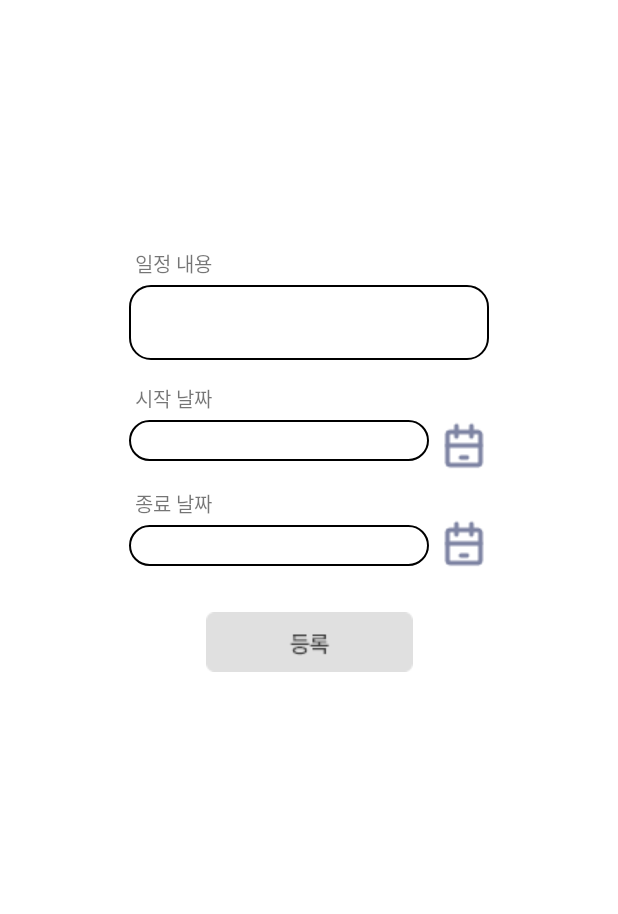
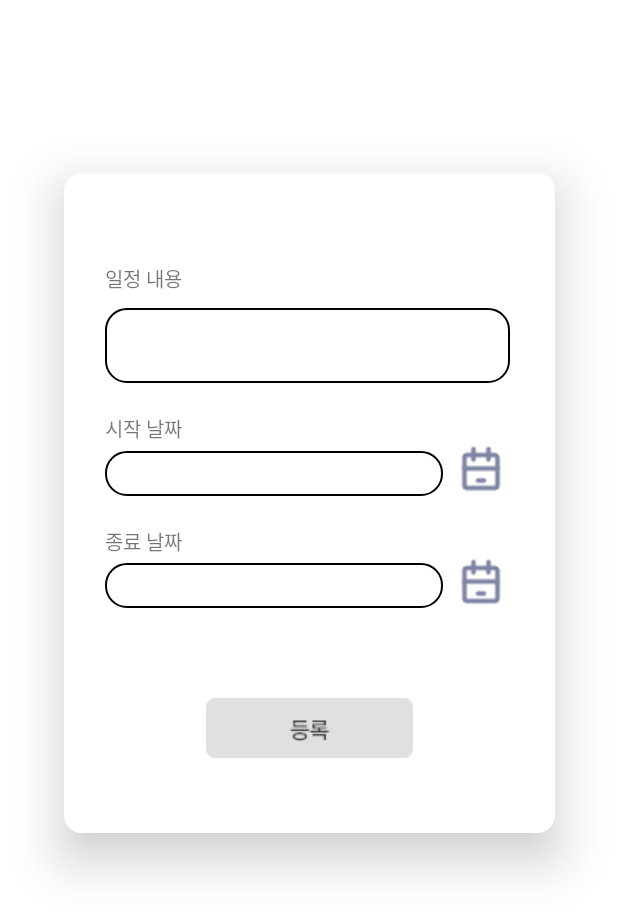
Before and after one commit to olnuyh/SafetyHat_Admin, an Android app: the layout dialog_write_calendar.xml on its own in the app's theme, with its tools: preview values and no code run, on a phone screen of 412 x 824 dp. Shown: the top 914 px of the screen. Run offline under Robolectric (Android 15) with nearby library versions, the phone set to English and light mode, and no system bars; network calls fail.

Commit message:
일정등록다이얼로그

```diff
--- a/app/src/main/res/layout/activity_login.xml
+++ b/app/src/main/res/layout/activity_login.xml
@@ -14,8 +14,7 @@
         app:layout_constraintTop_toTopOf="parent"
         app:layout_constraintStart_toStartOf="parent"
         app:layout_constraintEnd_toEndOf="parent"
-        android:elevation="20dp"
-        >
+        android:elevation="20dp" >
 
         <ImageView
             android:id="@+id/loginBtn"
--- a/app/src/main/res/layout/dialog_write_calendar.xml
+++ b/app/src/main/res/layout/dialog_write_calendar.xml
@@ -6,12 +6,22 @@
     android:layout_height="match_parent"
     tools:context=".WriteCalendarActivity">
 
+    <FrameLayout
+        android:layout_width="327dp"
+        android:layout_height="440dp"
+        android:background="@drawable/login_corner"
+        android:layout_marginTop="115dp"
+        app:layout_constraintTop_toTopOf="parent"
+        app:layout_constraintStart_toStartOf="parent"
+        app:layout_constraintEnd_toEndOf="parent"
+        android:elevation="20dp" >
+
     <TextView
         android:id="@+id/calendarStartTitle"
         android:layout_width="wrap_content"
         android:layout_height="wrap_content"
-        android:layout_marginStart="90dp"
-        android:layout_marginTop="255dp"
+        android:layout_marginStart="27dp"
+        android:layout_marginTop="160dp"
         android:text="시작 날짜"
         android:textSize="13sp"
         app:layout_constraintStart_toStartOf="parent"
@@ -20,10 +30,10 @@
 
     <TextView
         android:id="@+id/calendarStart"
-        android:layout_width="200dp"
-        android:layout_height="27dp"
-        android:layout_marginStart="86dp"
-        android:layout_marginTop="280dp"
+        android:layout_width="225dp"
+        android:layout_height="30dp"
+        android:layout_marginStart="27dp"
+        android:layout_marginTop="185dp"
         android:background="@drawable/stroke_round"
         app:layout_constraintStart_toStartOf="parent"
         app:layout_constraintTop_toTopOf="parent" />
@@ -33,8 +43,8 @@
         android:id="@+id/calendarStartBtn"
         android:layout_width="wrap_content"
         android:layout_height="wrap_content"
-        android:layout_marginStart="5dp"
-        android:layout_marginTop="280dp"
+        android:layout_marginStart="260dp"
+        android:layout_marginTop="180dp"
         android:background="@android:color/transparent"
         android:src="@drawable/calendar_icon"
         android:text="시작달력 아이콘 이미지"
@@ -45,8 +55,8 @@
         android:id="@+id/calendarEndTitle"
         android:layout_width="wrap_content"
         android:layout_height="wrap_content"
-        android:layout_marginStart="90dp"
-        android:layout_marginTop="325dp"
+        android:layout_marginStart="27dp"
+        android:layout_marginTop="235dp"
         android:text="종료 날짜"
         android:textSize="13sp"
         app:layout_constraintStart_toStartOf="parent"
@@ -54,10 +64,10 @@
 
     <TextView
         android:id="@+id/calendarEnd"
-        android:layout_width="200dp"
-        android:layout_height="27dp"
-        android:layout_marginStart="86dp"
-        android:layout_marginTop="350dp"
+        android:layout_width="225dp"
+        android:layout_height="30dp"
+        android:layout_marginStart="27dp"
+        android:layout_marginTop="260dp"
         android:background="@drawable/stroke_round"
         app:layout_constraintStart_toStartOf="parent"
         app:layout_constraintTop_toTopOf="parent" />
@@ -66,8 +76,8 @@
         android:id="@+id/calendarEndBtn"
         android:layout_width="wrap_content"
         android:layout_height="wrap_content"
-        android:layout_marginStart="5dp"
-        android:layout_marginTop="345dp"
+        android:layout_marginStart="260dp"
+        android:layout_marginTop="255dp"
         android:background="@android:color/transparent"
         android:src="@drawable/calendar_icon"
         android:text="마감 달력 아이콘 이미지"
@@ -78,8 +88,8 @@
         android:id="@+id/calendarRegisterTitle"
         android:layout_width="wrap_content"
         android:layout_height="wrap_content"
-        android:layout_marginStart="90dp"
-        android:layout_marginTop="165dp"
+        android:layout_marginStart="27dp"
+        android:layout_marginTop="60dp"
         android:text="일정 내용"
         android:textSize="13sp"
         app:layout_constraintStart_toStartOf="parent"
@@ -87,10 +97,10 @@
 
     <EditText
         android:id="@+id/calendarContents"
-        android:layout_width="240dp"
+        android:layout_width="270dp"
         android:layout_height="50dp"
-        android:layout_marginStart="86dp"
-        android:layout_marginTop="190dp"
+        android:layout_marginStart="27dp"
+        android:layout_marginTop="90dp"
         android:background="@drawable/stroke_round"
         android:ems="10"
         android:inputType="textPersonName"
@@ -101,12 +111,13 @@
         android:id="@+id/calendarRegisterBtn"
         android:layout_width="138dp"
         android:layout_height="40dp"
-        android:layout_marginTop="408dp"
+        android:layout_marginTop="150dp"
         android:background="@android:color/transparent"
         android:src="@drawable/calendar_ok"
+        android:layout_gravity="center"
         android:text="등록"
         app:layout_constraintEnd_toEndOf="parent"
         app:layout_constraintStart_toStartOf="parent"
         app:layout_constraintTop_toTopOf="parent" />
-
+    </FrameLayout>
 </androidx.constraintlayout.widget.ConstraintLayout>
--- a/app/src/main/res/layout/item_workers.xml
+++ b/app/src/main/res/layout/item_workers.xml
@@ -8,7 +8,6 @@
         android:layout_width="0dp"
         android:layout_height="33dp"
         android:layout_weight="1"
-        android:background="@drawable/graph_stroke"
         android:hint ="사원번호"
         android:gravity="center"/>
 
@@ -17,7 +16,6 @@
         android:layout_width="0dp"
         android:layout_height="33dp"
         android:layout_weight="1"
-        android:background="@drawable/graph_stroke"
         android:hint ="이름"
         android:gravity="center"/>
 
@@ -26,7 +24,6 @@
         android:layout_width="0dp"
         android:layout_height="33dp"
         android:layout_weight="1"
-        android:background="@drawable/graph_stroke"
         android:hint ="출결"
         android:gravity="center"/>
 
@@ -35,7 +32,6 @@
         android:layout_width="0dp"
         android:layout_height="33dp"
         android:layout_weight="1"
-        android:background="@drawable/graph_stroke"
         android:hint ="구역"
         android:gravity="center"/>
 </LinearLayout>
```
Also changed, not shown: app/src/main/res/drawable/sos_line.xml (added, +10 -0 lines), app/src/main/res/layout/activity_sos.xml (+10 -0 lines), app/src/main/res/layout/fragment_area_registration.xml (+7 -4 lines), app/src/main/res/layout/fragment_workers.xml (+6 -4 lines).
